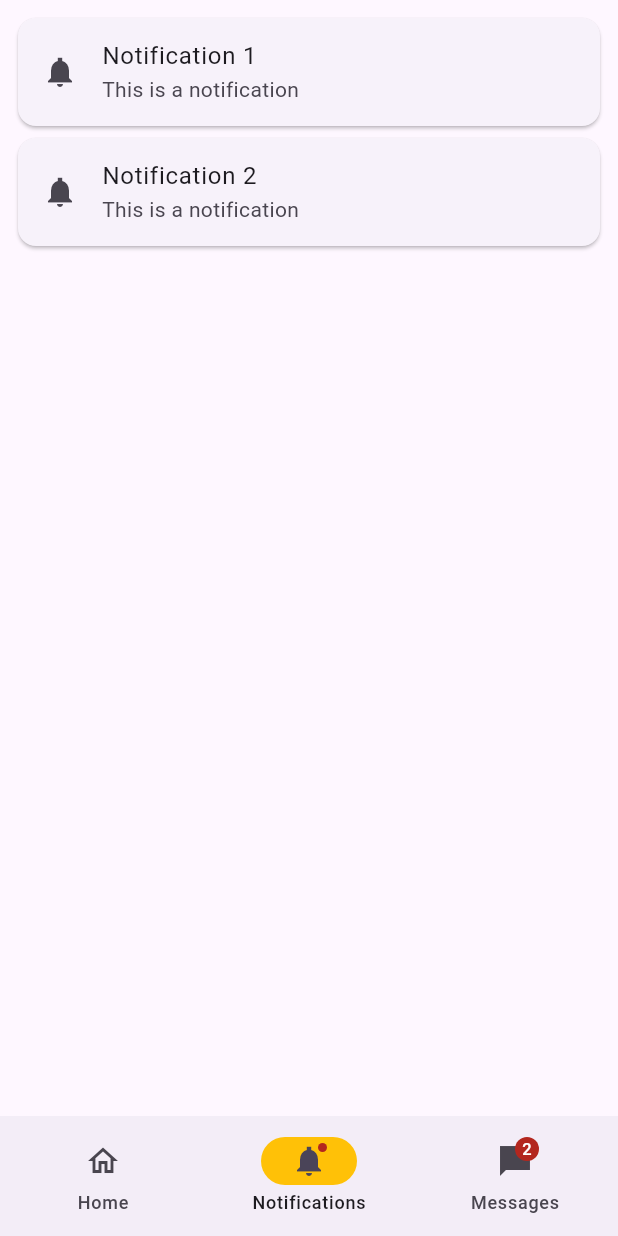
After one commit to sihaisyam/sopo, a Flutter app: the HomeScreen screen opened directly, item 2 of the bottom bar chosen, on a phone screen of 412 x 824 dp. The commit adds this screen. Run offline on Flutter 3.47's test engine with Material 3 defaults, Android fonts, the phone set to English and light mode, and no system bars.

Commit message:
Pertemuan dua 3 set

```diff
--- /dev/null
+++ b/lib/screens/contact_screen.dart
@@ -0,0 +1,48 @@
+import 'package:flutter/material.dart';
+import 'package:sopo/screens/login_screen.dart';
+
+class ContactScreen extends StatefulWidget {
+  const ContactScreen({super.key});
+
+  @override
+  State<ContactScreen> createState() => _ContactScreenState();
+}
+
+class _ContactScreenState extends State<ContactScreen> {
+  final GlobalKey<FormState> _formKey = GlobalKey<FormState>();
+
+  @override
+  Widget build(BuildContext context) {
+    return Form(
+      key: _formKey,
+      child: Column(
+        crossAxisAlignment: CrossAxisAlignment.start,
+        children: <Widget>[
+          Padding(
+            padding: EdgeInsets.all(8.0),
+            child: Column(
+              children: <Widget>[
+                Card(
+                  child: ListTile(
+                    leading: Icon(Icons.notifications_sharp),
+                    title: Text('Notification 1'),
+                    subtitle: Text('This is a notification'),
+                    onTap: () => Navigator.push(context,
+                        MaterialPageRoute(builder: (context) => LoginScreen())),
+                  ),
+                ),
+                Card(
+                  child: ListTile(
+                    leading: Icon(Icons.notifications_sharp),
+                    title: Text('Notification 2'),
+                    subtitle: Text('This is a notification'),
+                  ),
+                ),
+              ],
+            ),
+          )
+        ],
+      ),
+    );
+  }
+}
--- /dev/null
+++ b/lib/screens/home_screen.dart
@@ -0,0 +1,110 @@
+import 'package:flutter/material.dart';
+import 'package:sopo/screens/contact_screen.dart';
+
+class HomeScreen extends StatefulWidget {
+  const HomeScreen({super.key});
+
+  @override
+  State<HomeScreen> createState() => _HomeScreenState();
+}
+
+class _HomeScreenState extends State<HomeScreen> {
+  final List<String> entries = <String>['A', 'B', 'C'];
+  final List<int> colorCodes = <int>[600, 500, 100];
+  int currentPageIndex = 0;
+
+  @override
+  Widget build(BuildContext context) {
+    final ThemeData theme = Theme.of(context);
+    return Scaffold(
+      bottomNavigationBar: NavigationBar(
+        onDestinationSelected: (int index) {
+          setState(() {
+            currentPageIndex = index;
+          });
+        },
+        indicatorColor: Colors.amber,
+        selectedIndex: currentPageIndex,
+        destinations: const <Widget>[
+          NavigationDestination(
+            selectedIcon: Icon(Icons.home),
+            icon: Icon(Icons.home_outlined),
+            label: 'Home',
+          ),
+          NavigationDestination(
+            icon: Badge(child: Icon(Icons.notifications_sharp)),
+            label: 'Notifications',
+          ),
+          NavigationDestination(
+            icon: Badge(
+              label: Text('2'),
+              child: Icon(Icons.messenger_sharp),
+            ),
+            label: 'Messages',
+          ),
+        ],
+      ),
+      body: <Widget>[
+        /// Home page
+        ListView.separated(
+          padding: const EdgeInsets.all(8),
+          itemCount: entries.length,
+          itemBuilder: (BuildContext context, int index) {
+            return Container(
+              height: 50,
+              color: Colors.amber[colorCodes[index]],
+              child: Center(child: Text('Entry ${entries[index]}')),
+            );
+          },
+          separatorBuilder: (BuildContext context, int index) =>
+              const Divider(),
+        ),
+
+        /// Notifications page
+        const ContactScreen(),
+
+        /// Messages page
+        ListView.builder(
+          reverse: true,
+          itemCount: 2,
+          itemBuilder: (BuildContext context, int index) {
+            if (index == 0) {
+              return Align(
+                alignment: Alignment.centerRight,
+                child: Container(
+                  margin: const EdgeInsets.all(8.0),
+                  padding: const EdgeInsets.all(8.0),
+                  decoration: BoxDecoration(
+                    color: theme.colorScheme.primary,
+                    borderRadius: BorderRadius.circular(8.0),
+                  ),
+                  child: Text(
+                    'Hello',
+                    style: theme.textTheme.bodyLarge!
+                        .copyWith(color: theme.colorScheme.onPrimary),
+                  ),
+                ),
+              );
+            }
+            return Align(
+              alignment: Alignment.centerLeft,
+              child: Container(
+                margin: const EdgeInsets.all(8.0),
+                padding: const EdgeInsets.all(8.0),
+                decoration: BoxDecoration(
+                  color: theme.colorScheme.primary,
+                  borderRadius: BorderRadius.circular(8.0),
+                ),
+                child: Text(
+                  'Hi!',
+                  style: theme.textTheme.bodyLarge!
+                      .copyWith(color: theme.colorScheme.onPrimary),
+                ),
+              ),
+            );
+          },
+        ),
+      ][currentPageIndex],
+    );
+  }
+}
--- a/lib/screens/login_screen.dart
+++ b/lib/screens/login_screen.dart
@@ -1,4 +1,5 @@
 import 'package:flutter/material.dart';
+import 'home_screen.dart';
 
 class LoginScreen extends StatefulWidget {
   const LoginScreen({super.key});
@@ -53,6 +54,8 @@ class _LoginScreenState extends State<LoginScreen> {
                 // Validate will return true if the form is valid, or false if
                 // the form is invalid.
                 if (_formKey.currentState!.validate()) {
+                  Navigator.push(context,
+                      MaterialPageRoute(builder: (context) => HomeScreen()));
                   print('Email : $_email');
                   print('Password : $_password');
                 }
```
Also changed, not shown: pubspec.lock.
